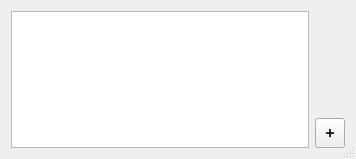
This is Forms/FileList.ui in hremman/ImageCompiler as Qt 5 draws it before an edit. The edited form follows.
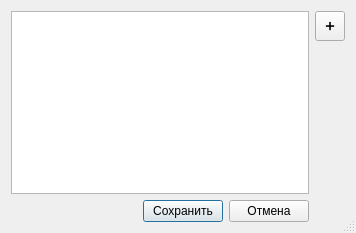
This is the edited form. Icons and pictures are not drawn.

```diff
--- a/Forms/FileList.ui
+++ b/Forms/FileList.ui
@@ -7,7 +7,7 @@
     <x>0</x>
     <y>0</y>
     <width>356</width>
-    <height>159</height>
+    <height>233</height>
    </rect>
   </property>
   <property name="minimumSize">
@@ -25,48 +25,33 @@
   <property name="modal">
    <bool>false</bool>
   </property>
-  <layout class="QHBoxLayout" name="horizontalLayout">
+  <layout class="QHBoxLayout" name="horizontalLayout_2">
    <item>
-    <widget class="QPlainTextEdit" name="plainTextEdit">
-     <property name="plainText">
-      <string/>
-     </property>
-    </widget>
-   </item>
-   <item>
-    <layout class="QVBoxLayout" name="verticalLayout">
+    <layout class="QVBoxLayout" name="verticalLayout_2">
      <item>
-      <layout class="QHBoxLayout" name="horizontalLayout_2">
+      <widget class="QPlainTextEdit" name="plainTextEdit">
+       <property name="plainText">
+        <string/>
+       </property>
+      </widget>
+     </item>
+     <item>
+      <layout class="QHBoxLayout" name="horizontalLayout">
        <item>
         <spacer name="horizontalSpacer">
          <property name="orientation">
           <enum>Qt::Horizontal</enum>
          </property>
-         <property name="sizeType">
-          <enum>QSizePolicy::Fixed</enum>
-         </property>
          <property name="sizeHint" stdset="0">
           <size>
-           <width>8</width>
-           <height>12</height>
+           <width>40</width>
+           <height>20</height>
           </size>
          </property>
         </spacer>
        </item>
        <item>
-        <widget class="QPushButton" name="close">
-         <property name="minimumSize">
-          <size>
-           <width>14</width>
-           <height>14</height>
-          </size>
-         </property>
-         <property name="maximumSize">
-          <size>
-           <width>14</width>
-           <height>14</height>
-          </size>
-         </property>
+        <widget class="QPushButton" name="apply">
          <property name="toolTip">
           <string>Закрыть</string>
          </property>
@@ -74,38 +59,26 @@
           <string/>
          </property>
          <property name="text">
-          <string/>
+          <string>Сохранить</string>
          </property>
-         <property name="icon">
-          <iconset resource="../res.qrc">
-           <normaloff>:/image/icon/resourses/cross.ico</normaloff>:/image/icon/resourses/cross.ico</iconset>
+        </widget>
+       </item>
+       <item>
+        <widget class="QPushButton" name="reject">
+         <property name="toolTip">
+          <string>Не применять изменения</string>
          </property>
-         <property name="iconSize">
-          <size>
-           <width>12</width>
-           <height>12</height>
-          </size>
-         </property>
-         <property name="flat">
-          <bool>true</bool>
+         <property name="text">
+          <string>Отмена</string>
          </property>
         </widget>
        </item>
       </layout>
      </item>
-     <item>
-      <spacer name="verticalSpacer">
-       <property name="orientation">
-        <enum>Qt::Vertical</enum>
-       </property>
-       <property name="sizeHint" stdset="0">
-        <size>
-         <width>20</width>
-         <height>40</height>
-        </size>
-       </property>
-      </spacer>
-     </item>
+    </layout>
+   </item>
+   <item>
+    <layout class="QVBoxLayout" name="verticalLayout">
      <item>
       <widget class="QToolButton" name="add">
        <property name="minimumSize">
@@ -141,6 +114,19 @@
        </property>
       </widget>
      </item>
+     <item>
+      <spacer name="verticalSpacer">
+       <property name="orientation">
+        <enum>Qt::Vertical</enum>
+       </property>
+       <property name="sizeHint" stdset="0">
+        <size>
+         <width>20</width>
+         <height>40</height>
+        </size>
+       </property>
+      </spacer>
+     </item>
     </layout>
    </item>
   </layout>
```
Left out of the diff: 5 changed lines with no effect on the pictures.
